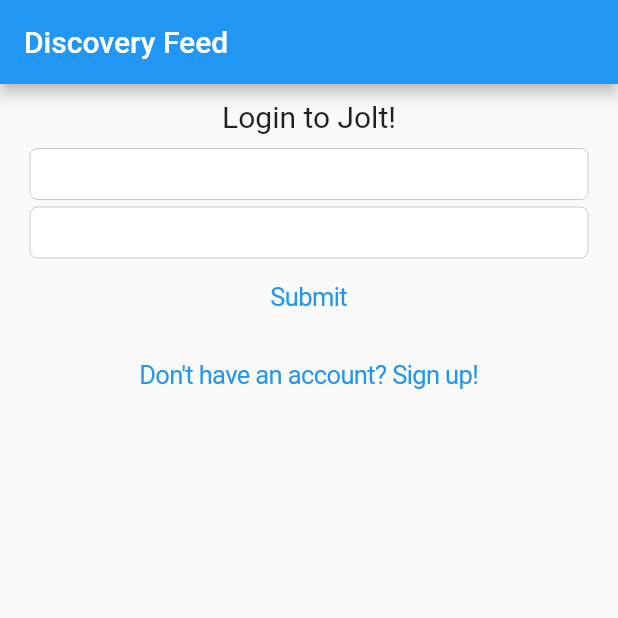
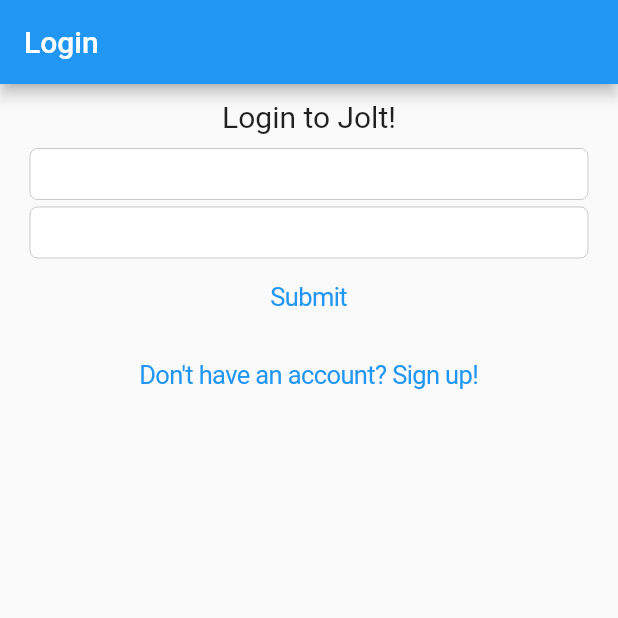
Before and after one commit to samhecht/jolt, a Flutter app: the screen it shows after launch, on a phone screen of 412 x 824 dp, the top half of it. Run offline on Flutter 3.47's test engine with Material 2 defaults, Android fonts, the phone set to English and light mode, and no system bars; our stand-ins replace firebase_auth, geolocator; accounts and stored records are empty.

```diff
--- a/jolt/lib/login.dart
+++ b/jolt/lib/login.dart
@@ -25,7 +25,7 @@ class _LoginScreenState extends State<LoginScreen> {
   Widget build(BuildContext context) {
     return Scaffold(
       appBar: AppBar(
-        title: Text('Discovery Feed'),
+        title: Text('Login'),
       ),
       body: Container(
         margin: const EdgeInsets.only(left: 20.0, right: 20.0),
```
Also changed, not shown: 2 other files.
